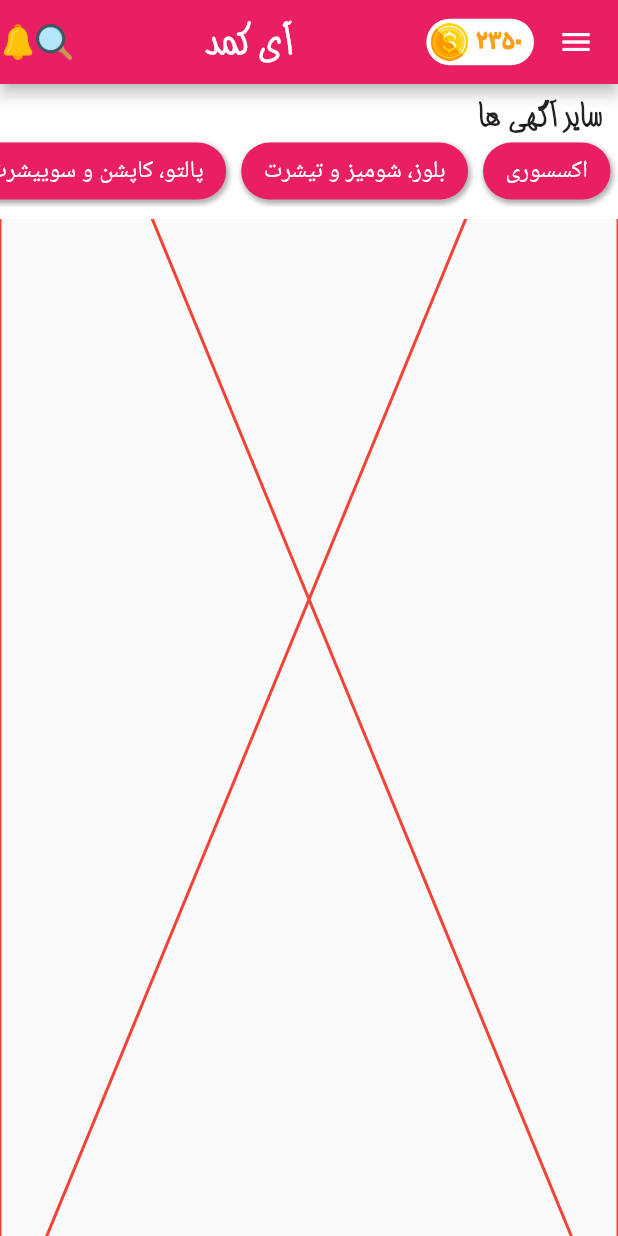
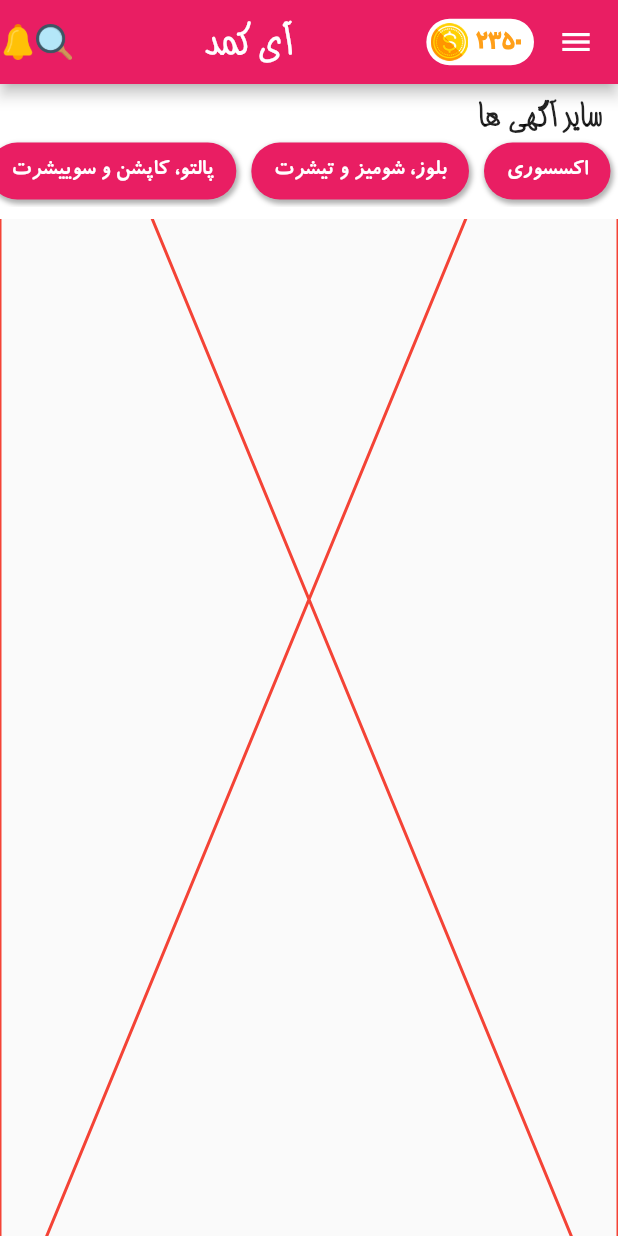
Before and after one commit to arg1998/ikomod-client, a Flutter app: the screen it shows after launch, scrolled down 576 dp, on a phone screen of 412 x 824 dp. Run offline on Flutter 3.47's test engine with Material 2 defaults, Android fonts, the phone set to English and light mode, and no system bars; network calls fail.

Commit message:
fixed styling

```diff
--- a/lib/widgets/CategoryItem.dart
+++ b/lib/widgets/CategoryItem.dart
@@ -64,10 +64,10 @@ class _CategoryItemState extends State<CategoryItem>
             child: Center(
               child: Text(
                 widget.text,
-                style: Theme.of(context)
-                    .textTheme
-                    .subhead
-                    .copyWith(color: Colors.white),
+                style: Theme.of(context).textTheme.subhead.copyWith(
+                    color: Colors.white,
+                    fontFamily: "bkoodak",
+                    fontWeight: FontWeight.w700),
               ),
             ),
           ),
```
